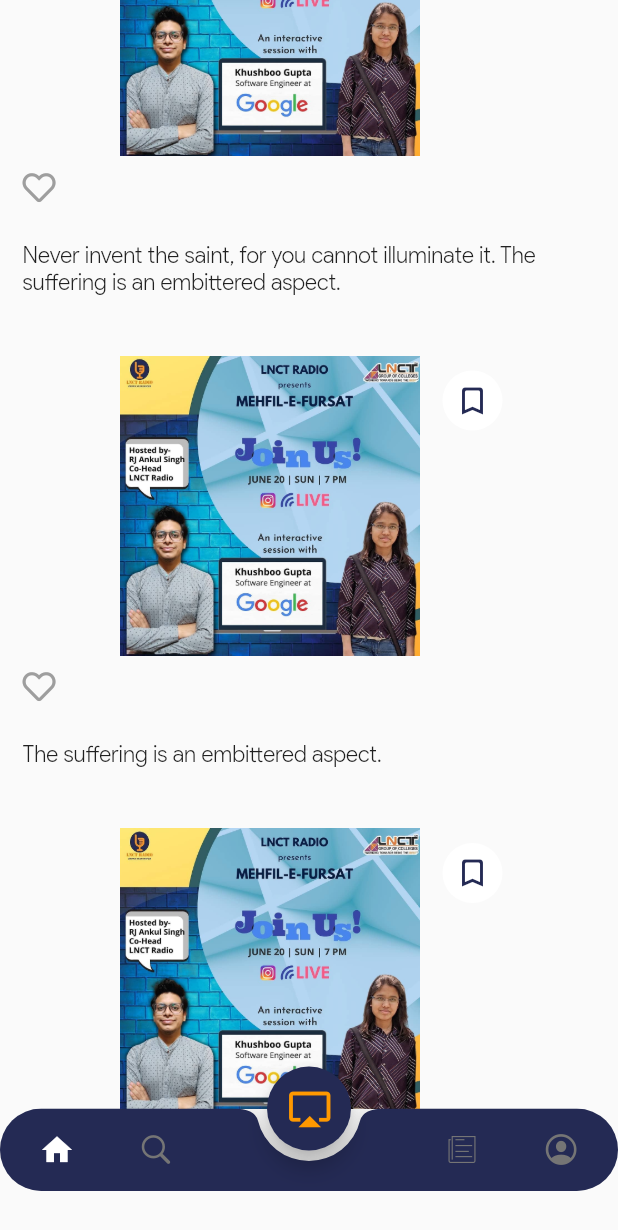
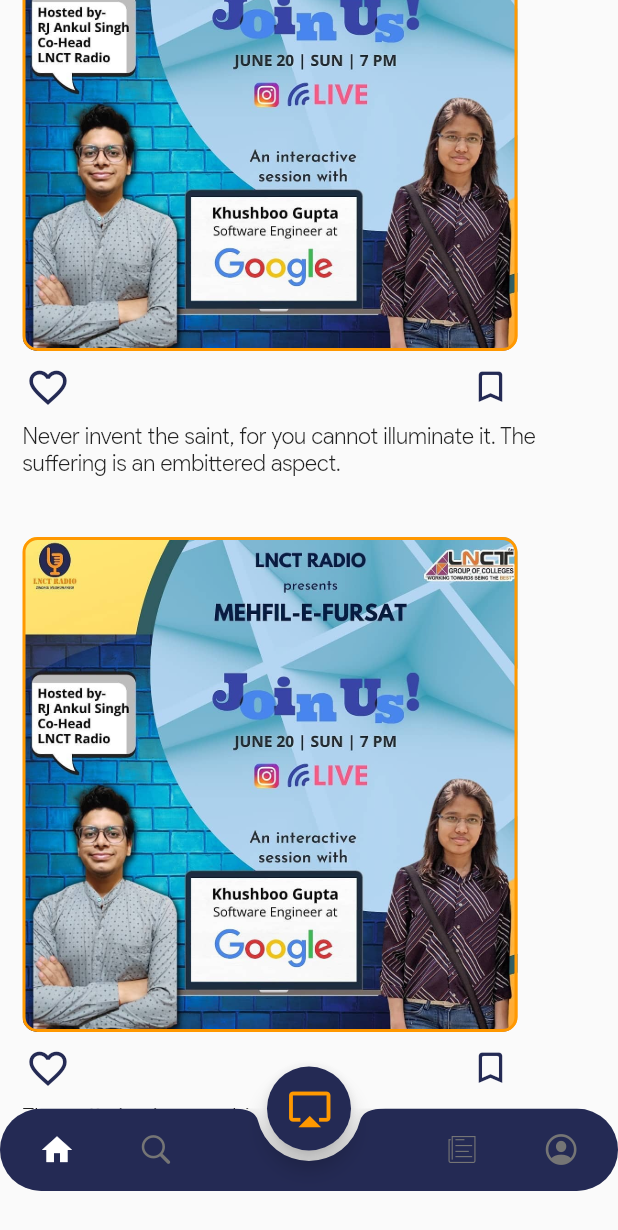
Before and after one commit to SanketKumarr/radio, a Flutter app: the screen it shows after launch, scrolled down 576 dp, after a tap on the "home" icon, on a phone screen of 412 x 824 dp. Shown: the top 1230 px of the screen. Run offline on Flutter 3.47's test engine with Material 2 defaults, Android fonts, the phone set to English and light mode, and no system bars; our stand-ins replace assets_audio_player, audioplayers, carousel_slider, font_awesome_flutter, lottie; accounts and stored records are empty.

Commit message:
like and save feature done (10/Oct/2021)

```diff
--- a/lib/BottomNavigationBar/home_tab.dart
+++ b/lib/BottomNavigationBar/home_tab.dart
@@ -73,17 +73,17 @@
                         ),
                       ),
                     ),
-                    const PostSec(
+                     PostSec(
                       postImage: "assets/images/live_cover_1.jpg",
                       caption:
                           'Never invent the saint, for you cannot illuminate it. The suffering is an embittered aspect.',
                     ),
-                    const PostSec(
+                     PostSec(
                       postImage: "assets/images/live_cover_1.jpg",
                       caption:
                       'The suffering is an embittered aspect.',
                     ),
-                    const PostSec(
+                     PostSec(
                       postImage: "assets/images/live_cover_1.jpg",
                       caption:
                       'Devirginatos volare in cirpi! The suffering is an embittered aspect.',
--- /dev/null
+++ b/lib/widgets/home_tab/heart_animation_widget.dart
@@ -0,0 +1,73 @@
+import 'package:flutter/material.dart';
+
+class HeartAnimationWidget extends StatefulWidget {
+  final Widget child;
+  final bool isAnimating;
+  final bool alwaysAnimate;
+  final Duration duration;
+  final VoidCallback? onEnd;
+
+  HeartAnimationWidget({
+    Key? key,
+    required this.child,
+    required this.isAnimating,
+    this.alwaysAnimate = false,
+    this.duration = const Duration(milliseconds: 150),
+    this.onEnd,
+  }) : super(key: key);
+
+  @override
+  _HeartAnimationWidgetState createState() => _HeartAnimationWidgetState();
+}
+
+class _HeartAnimationWidgetState extends State<HeartAnimationWidget>
+    with SingleTickerProviderStateMixin {
+  late AnimationController controller;
+  late Animation<double> scale;
+
+  @override
+  void initState() {
+    // TODO: implement initState
+    super.initState();
+    final halfDuration = widget.duration.inMilliseconds ~/ 2;
+    controller = AnimationController(
+      vsync: this,
+      duration: Duration(milliseconds: halfDuration),
+    );
+    scale = Tween<double>(begin: 1, end: 1.2).animate(controller);
+  }
+
+  @override
+  void didUpdateWidget(covariant HeartAnimationWidget oldWidget) {
+    // TODO: implement didUpdateWidget
+    super.didUpdateWidget(oldWidget);
+    if (widget.isAnimating != oldWidget.isAnimating) {
+      doAnimation();
+    }
+  }
+
+  Future doAnimation() async {
+    if (widget.isAnimating || widget.alwaysAnimate) {
+      await controller.forward();
+      await controller.reverse();
+      await Future.delayed(Duration(milliseconds: 400));
+      if (widget.onEnd != null) {
+        widget.onEnd!();
+      }
+    }
+  }
+
+  @override
+  void dispose() {
+    controller.dispose();
+    super.dispose();
+  }
+
+  @override
+  Widget build(BuildContext context) {
+    return ScaleTransition(
+      scale: scale,
+      child: widget.child,
+    );
+  }
+}
--- a/lib/widgets/home_tab/post.dart
+++ b/lib/widgets/home_tab/post.dart
@@ -1,7 +1,8 @@
 import 'package:flutter/material.dart';
 import 'package:font_awesome_flutter/font_awesome_flutter.dart';
+import 'package:radio_lnct/widgets/home_tab/heart_animation_widget.dart';
 
-class PostSec extends StatelessWidget {
+class PostSec extends StatefulWidget {
   final String postImage;
   final String caption;
 
@@ -9,58 +10,117 @@
       : super(key: key);
 
   @override
+  State<PostSec> createState() => _PostSecState();
+}
+
+class _PostSecState extends State<PostSec> {
+  bool isHeartAnimating = false;
+  bool isLiked = false;
+  bool isSaved = false;
+
+  @override
   Widget build(BuildContext context) {
+    final likeIcon = isLiked ? Icons.favorite : Icons.favorite_outline;
+    final likeColor = isLiked ? Colors.red : Color(0xff242a54);
+    final saveIcon =
+        isSaved ? Icons.bookmark_rounded : Icons.bookmark_border_rounded;
+    final saveColor = isSaved ? Color(0xff242a54) : Color(0xff242a54);
     return Column(
       crossAxisAlignment: CrossAxisAlignment.start,
       children: [
         Padding(
           padding: const EdgeInsets.only(top: 40),
+          child: GestureDetector(
             child: Stack(
               children: [
                 Container(
                   width: 330,
-                height: 200,
+                  height: 330,
                   decoration: BoxDecoration(
-                  // border: Border.all(color: Colors.orange, width: 2),
-                  // borderRadius: BorderRadius.all(
-                  //   Radius.circular(10),
-                  // ),
+                    border: Border.all(color: Colors.orange, width: 2),
+                    borderRadius: BorderRadius.all(
+                      Radius.circular(10),
+                    ),
                     image: DecorationImage(
                       image: AssetImage(
-                      postImage,
+                        widget.postImage,
                       ),
                     ),
                   ),
                 ),
-              Positioned(
-                right: 10,
-                top: 10,
-                child: CircleAvatar(
-                  backgroundColor: Colors.white,
+                Center(
+                  child: Padding(
+                    padding: const EdgeInsets.only(top: 115),
+                    child: Opacity(
+                      opacity: isHeartAnimating ? 1 : 0,
+                      child: HeartAnimationWidget(
+                        isAnimating: isHeartAnimating,
+                        duration: Duration(milliseconds: 250),
+                        onEnd: () => setState(() {
+                          isHeartAnimating = false;
+                        }),
                         child: Icon(
-                    Icons.bookmark_border_rounded,
-                    color: Color(0xff242a54),
+                          Icons.favorite,
+                          size: 90,
+                          color: Colors.white,
+                        ),
+                      ),
                     ),
                   ),
                 ),
               ],
             ),
+            onDoubleTap: () {
+              setState(() {
+                isHeartAnimating = true;
+                isLiked = true;
+              });
+            },
+          ),
+        ),
+        Row(
+          // mainAxisAlignment: MainAxisAlignment.spaceBetween,
+          children: [
+            Transform.translate(
+              offset: Offset(-7, 0),
+              child: HeartAnimationWidget(
+                alwaysAnimate: true,
+                isAnimating: isLiked,
+                child: IconButton(
+                  icon: Icon(likeIcon),
+                  color: likeColor,
+                  iconSize: 30,
+                  onPressed: () {
+                    setState(() {
+                      isLiked = !isLiked;
+                    });
+                  },
+                ),
+              ),
             ),
             SizedBox(
-          height: 10,
+              width: 240,
             ),
-        Icon(
-          FontAwesomeIcons.heart,
-          color: Colors.grey,
-          size: 22,
+            HeartAnimationWidget(
+              alwaysAnimate: true,
+              isAnimating: isSaved,
+              child: IconButton(
+                icon: Icon(saveIcon),
+                color: saveColor,
+                onPressed: () {
+                  setState(() {
+                    isSaved = !isSaved;
+                  });
+                },
+                iconSize: 27,
               ),
-        SizedBox(
-          height: 25,
+            ),
+          ],
         ),
         Padding(
           padding: EdgeInsets.only(right: 5),
           child: Text(
-            caption,
+            widget.caption,
             style: TextStyle(
               fontFamily: "ProductSans",
               fontWeight: FontWeight.w300,
```
Lines whose indentation alone changed are shown as unchanged.
